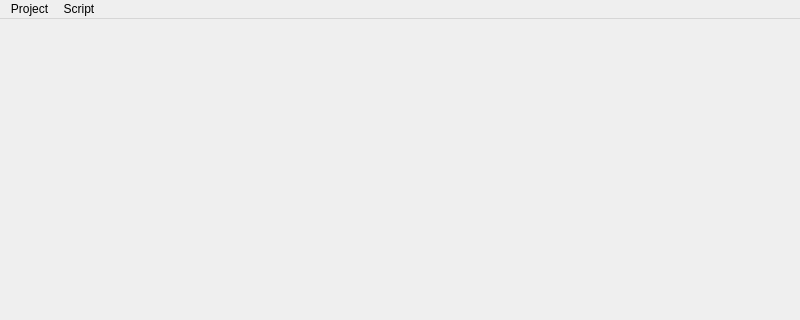
The window that src/gui/mainwindow.ui (CommitteeOfZero/sc3ntist) describes before a commit, drawn with Qt 5; both pictures show x 0 to 800 and y 0 to 320 of the 800 by 600 pixel window.
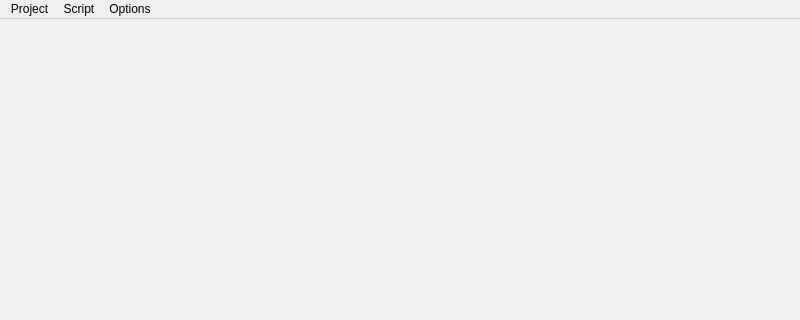
The same window after the commit.

Diff of the .ui file:
```diff
--- a/src/gui/mainwindow.ui
+++ b/src/gui/mainwindow.ui
@@ -35,8 +35,15 @@
     </property>
     <addaction name="actionGo_to_address"/>
    </widget>
+   <widget class="QMenu" name="menuOptions">
+    <property name="title">
+     <string>Options</string>
+    </property>
+    <addaction name="actionEdit_stylesheet"/>
+   </widget>
    <addaction name="menuProject"/>
    <addaction name="menuScript"/>
+   <addaction name="menuOptions"/>
   </widget>
   <widget class="QStatusBar" name="statusbar"/>
   <action name="actionOpen">
```
Left out of the diff: 5 changed lines with no effect on the pictures.
